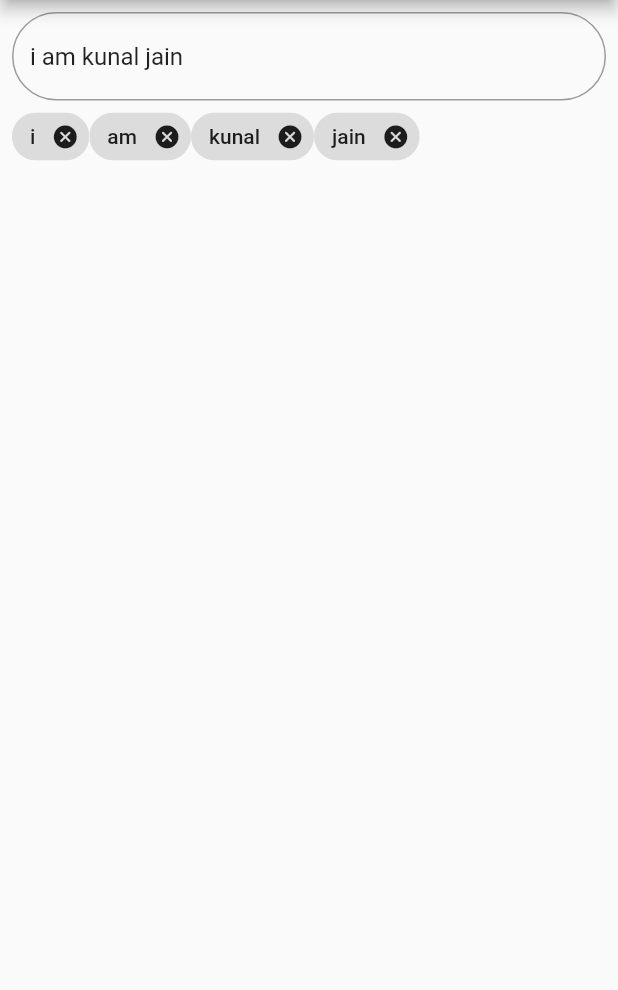
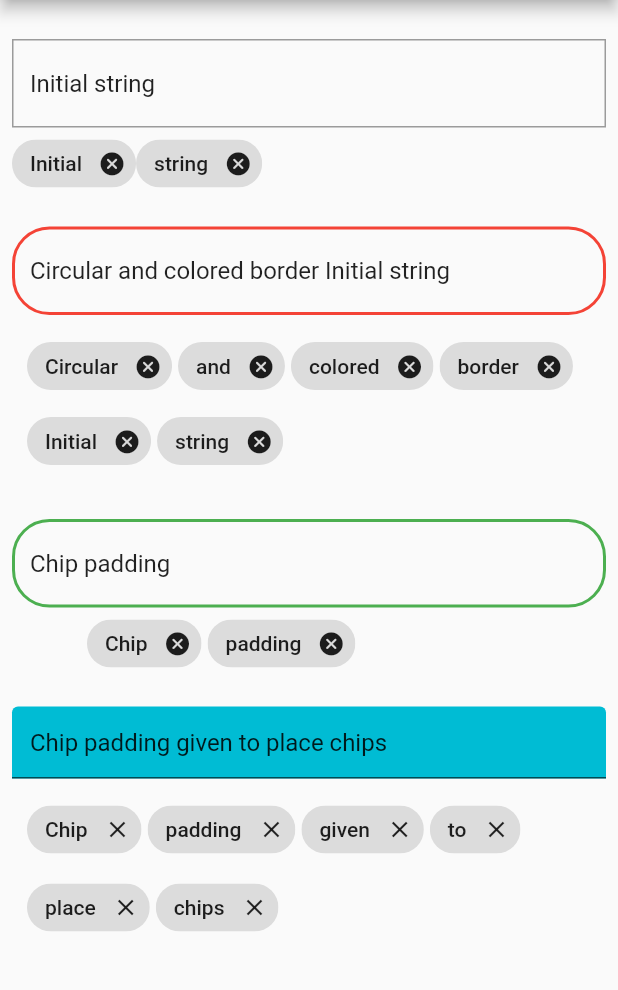
Before and after one commit to kunaljainwin/TEXT-CHIP-FIELD, a Flutter app: the screen it shows after launch, on a phone screen of 412 x 824 dp, the part 84-1074 px from its top. Run offline on Flutter 3.47's test engine with Material 2 defaults, Android fonts, the phone set to English and light mode, and no system bars; our stand-ins replace sensors_plus.

Commit message:
Looks good

```diff
--- a/text_chip_field/example/lib/main.dart
+++ b/text_chip_field/example/lib/main.dart
@@ -21,31 +21,30 @@ class _MyAppState extends State<MyApp> {
   @override
   void initState() {
     super.initState();
-    initPlatformState();
+    // initPlatformState();
   }
 
   // Platform messages are asynchronous, so we initialize in an async method.
-  Future<void> initPlatformState() async {
-    String platformVersion;
-    // Platform messages may fail, so we use a try/catch PlatformException.
-    // We also handle the message potentially returning null.
-    try {
-      platformVersion = TextChipField.platformVersion;
-    } on PlatformException {
-      platformVersion = 'Failed to get platform version.';
-    }
+  // Future<void> initPlatformState() async {
+  //   String platformVersion;
+  //   // Platform messages may fail, so we use a try/catch PlatformException.
+  //   // We also handle the message potentially returning null.
+  //   try {
+  //     platformVersion = TextChipField.platformVersion;
+  //   } on PlatformException {
+  //     platformVersion = 'Failed to get platform version.';
+  //   }
 
-    // If the widget was removed from the tree while the asynchronous platform
-    // message was in flight, we want to discard the reply rather than calling
-    // setState to update our non-existent appearance.
-    if (!mounted) return;
+  //   // If the widget was removed from the tree while the asynchronous platform
+  //   // message was in flight, we want to discard the reply rather than calling
+  //   // setState to update our non-existent appearance.
+  //   if (!mounted) return;
 
-    setState(() {
-      _platformVersion = platformVersion;
-    });
-  }
+  //   setState(() {
+  //     _platformVersion = platformVersion;
+  //   });
+  // }
 
-  String s = "i am kunal jain";
   @override
   Widget build(BuildContext context) {
     return MaterialApp(
@@ -56,18 +55,92 @@ class _MyAppState extends State<MyApp> {
           ),
           body: Padding(
             padding: const EdgeInsets.all(8.0),
-            child: TextChipField(
-              initialString: s,
+            child: ListView(
+              children: [
+                SizedBox(
+                  height: 18,
+                ),
+                TextChipField(
+                  initialString: "Initial string",
                   seprator: " ",
                   decoration: InputDecoration(
                     border: OutlineInputBorder(
-                  borderRadius: BorderRadius.circular(30),
+                      borderSide: BorderSide(color: Colors.green),
+                      borderRadius: BorderRadius.circular(0),
                     ),
                   ),
                   onChanged: (val) {
                     print(val); //"changed string"
                   },
                 ),
+                SizedBox(
+                  height: 18,
+                ),
+                TextChipField(
+                  initialString: "Circular and colored border Initial string",
+                  seprator: " ",
+                  spacing: 4,
+                  chipsPadding: EdgeInsets.all(10),
+                  decoration: InputDecoration(
+                    focusedBorder: OutlineInputBorder(
+                      borderRadius: BorderRadius.circular(25.0),
+                      borderSide: BorderSide(
+                        color: Colors.blue,
+                      ),
+                    ),
+                    enabledBorder: OutlineInputBorder(
+                      borderRadius: BorderRadius.circular(25.0),
+                      borderSide: BorderSide(
+                        color: Colors.red,
+                        width: 2.0,
+                      ),
+                    ),
+                  ),
+                  onChanged: (val) {
+                    print(val); //"changed string"
+                  },
+                ),
+                SizedBox(
+                  height: 18,
+                ),
+                TextChipField(
+                  initialString: "Chip padding",
+                  seprator: " ",
+                  spacing: 4,
+                  chipsPadding: EdgeInsets.symmetric(horizontal: 50),
+                  decoration: InputDecoration(
+                    enabledBorder: OutlineInputBorder(
+                      borderRadius: BorderRadius.circular(25.0),
+                      borderSide: BorderSide(
+                        color: Colors.green,
+                        width: 2.0,
+                      ),
+                    ),
+                  ),
+                  onChanged: (val) {
+                    print(val); //"changed string"
+                  },
+                ),
+                SizedBox(
+                  height: 18,
+                ),
+                TextChipField(
+                  initialString: "Chip padding given to place chips",
+                  seprator: " ",
+                  spacing: 4,
+                  runSpacing: 4,
+                  deleteIcon: Icons.clear,
+                  chipsPadding: EdgeInsets.all(10),
+                  decoration: InputDecoration(
+                    fillColor: Colors.cyan,
+                    filled: true,
+                  ),
+                  onChanged: (val) {
+                    print(val); //"changed string"
+                  },
+                ),
+              ],
+            ),
           )),
     );
   }
--- a/text_chip_field/lib/text_chip_field.dart
+++ b/text_chip_field/lib/text_chip_field.dart
@@ -24,6 +24,8 @@ class TextChipField extends StatefulWidget {
   final double spacing;
   final EdgeInsets chipsPadding;
 
+  final chipColor;
+
   TextChipField({
     Key? key,
     this.initialString = "",
@@ -36,6 +38,7 @@ class TextChipField extends StatefulWidget {
     this.spacing = 0,
     this.chipsPadding = EdgeInsets.zero,
     this.validator,
+    this.chipColor,
   }) : super(key: key);
 
   @override
@@ -56,12 +59,14 @@ class _TextChipFieldState extends State<TextChipField> {
     return Wrap(
       children: [
         TextFormField(
+          enabled: true,
           validator: widget.validator,
           decoration: widget.decoration,
           style: widget.style,
           controller: _textEditingController,
           onChanged: (val) {
             setState(() {});
+            print("! " + _textEditingController.text + " !");
             widget.onChanged(val);
           },
         ),
@@ -73,16 +78,22 @@ class _TextChipFieldState extends State<TextChipField> {
             runSpacing: widget.runSpacing,
             children:
                 _textEditingController.text.split(widget.seprator!).map((e) {
-              return Chip(
-                label: Text(e.trim()),
+              return e.isNotEmpty
+                  ? Chip(
+                      label: Text(e),
+                      backgroundColor: widget.chipColor,
                       deleteIcon: Icon(widget.deleteIcon),
                       onDeleted: () {
                         setState(() {
                           _textEditingController.text =
-                        _textEditingController.text.replaceAll(e, "").trim();
+                              _textEditingController.text.replaceAll(e, "");
+                          _textEditingController.selection =
+                              TextSelection.fromPosition(TextPosition(
+                                  offset: _textEditingController.text.length));
                         });
                       },
-              );
+                    )
+                  : const SizedBox.shrink();
             }).toList(),
           ),
         ),
--- a/text_chip_field/pubspec.yaml
+++ b/text_chip_field/pubspec.yaml
@@ -1,6 +1,6 @@
 name: text_chip_field
 description: A Fluter package for taking text input and converting them to chips/tags .
-version: 0.0.3
+version: 0.0.4
 homepage: "https://github.com/kunaljainwin/Flutter/tree/master/text_chip_field"
 repository: "https://github.com/kunaljainwin/Flutter/tree/master/text_chip_field"
 flutter:
```
Also changed, not shown: ss_13May_2022_1746.jpg (added), text_chip_field/example/pubspec.lock, 2 other files. Lines whose indentation alone changed are shown as unchanged.
